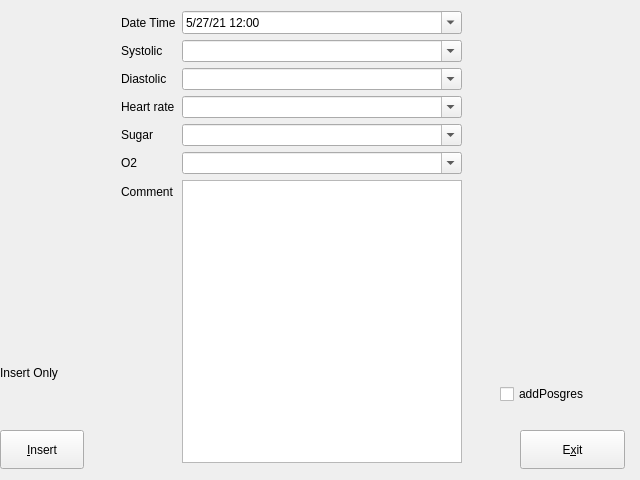
Above: addvitals.ui from lbase/bpvitals before the change. Below: the same form after it.
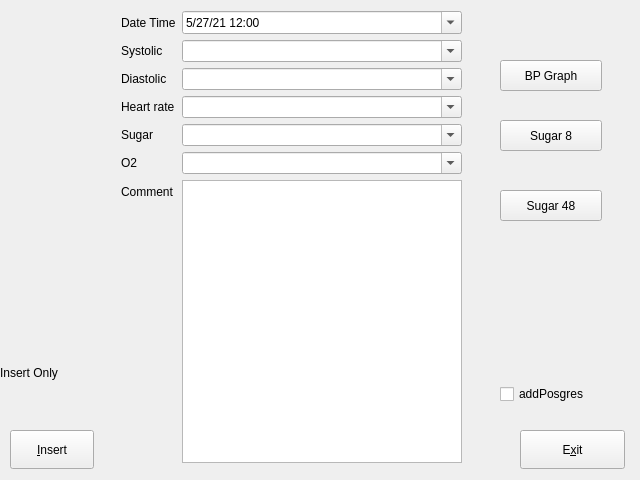
That is the form after the change.

Commit message: add graph buttons to vitals_code

Diff of the .ui file:
```diff
--- a/addvitals.ui
+++ b/addvitals.ui
@@ -16,7 +16,7 @@
   <widget class="QPushButton" name="btnInsert">
    <property name="geometry">
     <rect>
-     <x>0</x>
+     <x>10</x>
      <y>430</y>
      <width>84</width>
      <height>39</height>
@@ -225,6 +225,45 @@
     <string>addPosgres</string>
    </property>
   </widget>
+  <widget class="QPushButton" name="btnbpgraph">
+   <property name="geometry">
+    <rect>
+     <x>500</x>
+     <y>60</y>
+     <width>102</width>
+     <height>31</height>
+    </rect>
+   </property>
+   <property name="text">
+    <string>BP Graph</string>
+   </property>
+  </widget>
+  <widget class="QPushButton" name="btnsugar8">
+   <property name="geometry">
+    <rect>
+     <x>500</x>
+     <y>120</y>
+     <width>102</width>
+     <height>31</height>
+    </rect>
+   </property>
+   <property name="text">
+    <string>Sugar 8</string>
+   </property>
+  </widget>
+  <widget class="QPushButton" name="btnsugar48">
+   <property name="geometry">
+    <rect>
+     <x>500</x>
+     <y>190</y>
+     <width>102</width>
+     <height>31</height>
+    </rect>
+   </property>
+   <property name="text">
+    <string>Sugar 48</string>
+   </property>
+  </widget>
  </widget>
  <tabstops>
   <tabstop>dateTimeEdit</tabstop>
```
The commit also changes 2 other files.
